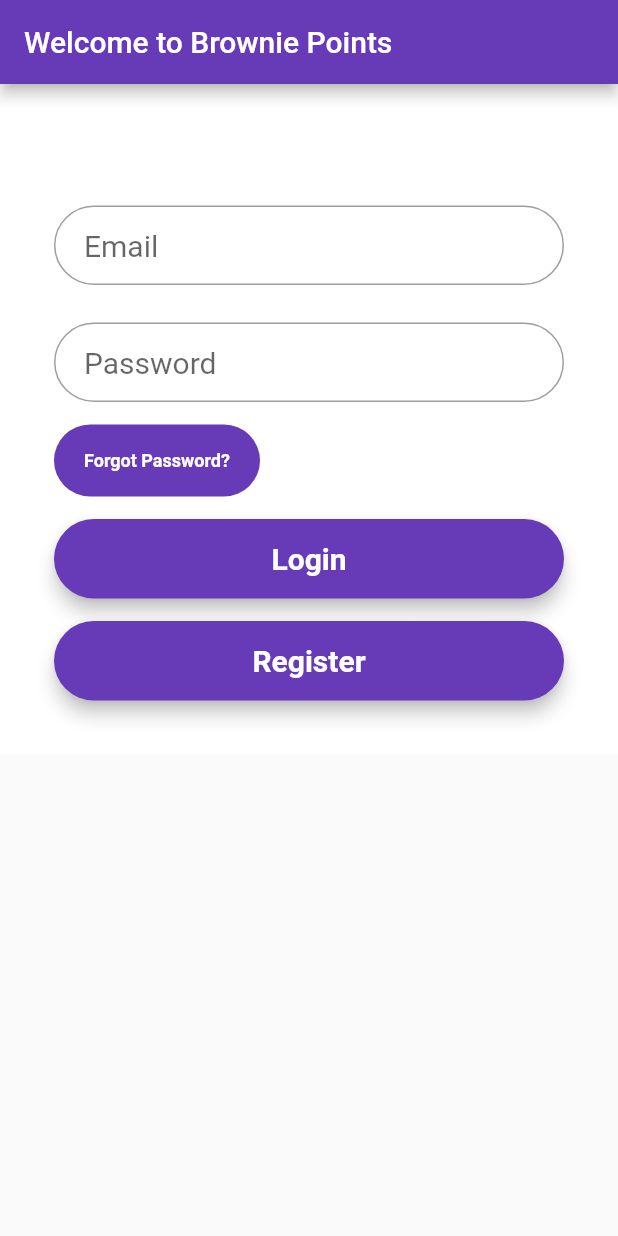
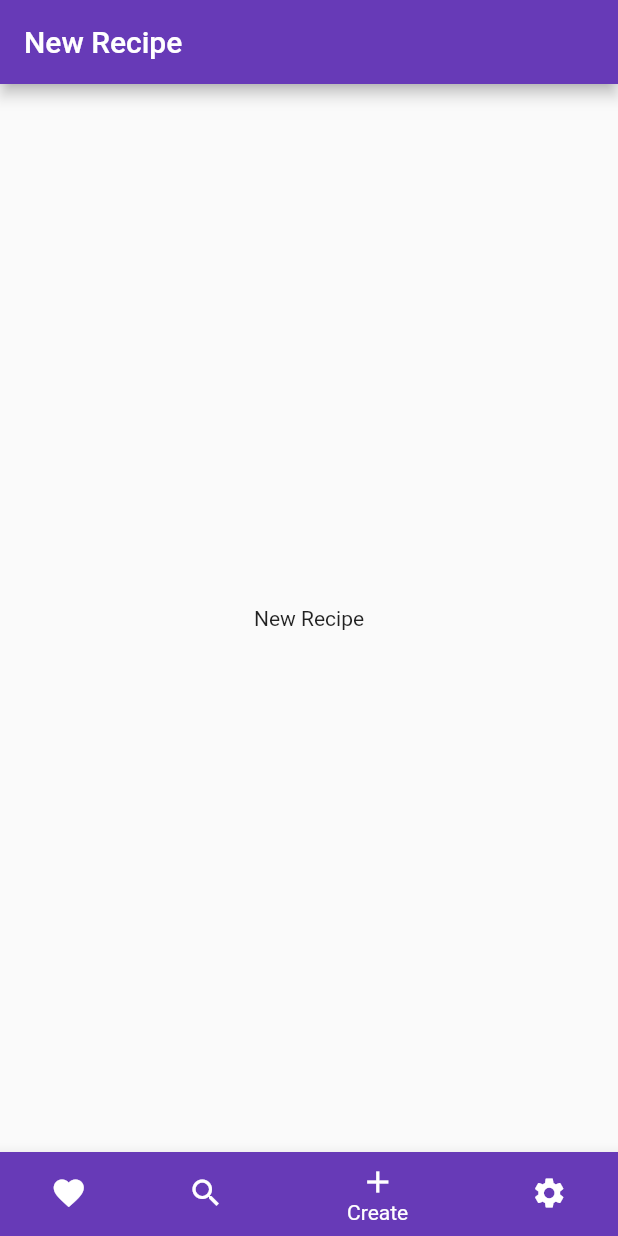
Before and after one commit to Deadcoast/cop4331_big_project_mobile, a Flutter app: the MyHomePage screen opened directly, after a tap on "Login", on a phone screen of 412 x 824 dp. Run offline on Flutter 3.47's test engine with Material 2 defaults, Android fonts, the phone set to English and light mode, and no system bars.

Commit message:
Made some small page changes and expanded deep into the tree

```diff
--- a/project/brownie_points/lib/main.dart
+++ b/project/brownie_points/lib/main.dart
@@ -2,9 +2,9 @@
 // Use of this source code is governed by a BSD-style license that can be
 // found in the LICENSE file.
 
+import 'package:brownie_points/pageTemplate.dart';
 import 'package:brownie_points/register.dart';
 import 'package:flutter/material.dart';
-import 'package:english_words/english_words.dart';
 
 import 'forgotPassword.dart';
 
@@ -67,6 +67,10 @@ class _MyHomePageState extends State<MyHomePage> {
         padding:EdgeInsets.fromLTRB(20.0, 15.0, 20.0, 15.0),
         onPressed: () {
           //TODO: Implement functionality on login
+          Navigator.push(
+              context,
+              MaterialPageRoute(builder: (context) => pageTemplate()),
+          );
         },
         child: Text("Login",
           textAlign: TextAlign.center,
--- /dev/null
+++ b/project/brownie_points/lib/pageTemplate.dart
@@ -0,0 +1,167 @@
+
+
+import 'package:brownie_points/main.dart';
+import 'package:flutter/cupertino.dart';
+import 'package:flutter/material.dart';
+
+class pageTemplate extends StatelessWidget {
+  @override
+  Widget build(BuildContext context) {
+    return MaterialApp(
+      title: "please god",
+      theme: ThemeData(
+        primarySwatch: Colors.deepPurple,
+      ),
+      home: NavBar(),
+      debugShowCheckedModeBanner: false,
+      showSemanticsDebugger: false,
+    );
+  }
+}
+
+class NavBar extends StatefulWidget {
+  @override
+  _NavBarState createState() => _NavBarState();
+}
+
+class _NavBarState extends State<NavBar> {
+  @override
+
+  int _currentIndex = 2;
+
+  final tabNames = [
+    "Favorites",
+    "Search",
+    "New Recipe",
+    "Profile"
+  ];
+
+  final tabs = [
+    Center(child:Text("Favorites")),
+    Center(child:Text("Search")),
+    Center(child:Text("New Recipe")),
+    profilePage(),
+  ];
+
+  Widget build(BuildContext context) {
+    return Scaffold(
+      appBar: AppBar(
+          title: Text(tabNames[_currentIndex]),
+      ),
+      body: tabs[_currentIndex],
+      bottomNavigationBar: BottomNavigationBar(
+        currentIndex: _currentIndex,
+        items:[
+          BottomNavigationBarItem(
+            icon: Icon(Icons.favorite),
+            title: Text("Favorites"),
+            backgroundColor: Colors.deepPurple,
+          ),
+          BottomNavigationBarItem(
+            icon: Icon(Icons.search),
+            title: Text("Search"),
+            backgroundColor: Colors.deepPurple,
+          ),
+          BottomNavigationBarItem(
+            icon: Icon(Icons.add),
+            title: Text("Create"),
+            backgroundColor: Colors.deepPurple,
+          ),
+          BottomNavigationBarItem(
+            icon: Icon(Icons.settings),
+            title: Text("Profile"),
+            backgroundColor: Colors.deepPurple,
+          ),
+        ],
+        onTap: (index) {
+          setState((){
+            setState(() {
+              _currentIndex = index;
+            });
+          });
+        }
+      ),
+    );
+  }
+}
+
+class profilePage extends StatefulWidget {
+  @override
+  _profilePageState createState() => _profilePageState();
+}
+
+class _profilePageState extends State<profilePage> {
+
+  bool state = false;
+  TextStyle style = TextStyle(fontFamily: 'sans-serif', fontSize: 20.0);
+
+  final _firstNameLastName = Text(
+    "Rick Leinicker",
+    textAlign:TextAlign.left,
+    style: TextStyle(fontFamily: 'sans-serif', fontSize: 40.0),
+  );
+  final _username = Text(
+    "RickL",
+    textAlign:TextAlign.left,
+    style: TextStyle(fontFamily: 'sans-serif', fontSize: 20.0, fontStyle: FontStyle.italic),
+  );
+  final _email = Text(
+    "rickL@cop4331.com",
+    textAlign:TextAlign.left,
+    style: TextStyle(fontFamily: 'sans-serif', fontSize: 20.0),
+  );
+
+
+  Widget build(BuildContext context) {
+    return Scaffold(
+      body: SingleChildScrollView(
+        child: ConstrainedBox(
+          constraints: BoxConstraints(),
+          child: Center(
+            child: Container(
+              color: Colors.white,
+              child: Padding(
+                padding: const EdgeInsets.all(36.0),
+                child: Column(
+                  crossAxisAlignment: CrossAxisAlignment.start,
+                  mainAxisAlignment: MainAxisAlignment.start,
+                  children: <Widget>[
+                  SizedBox(height: 45.0),
+                  _firstNameLastName,
+                  SizedBox(height: 25.0),
+                  _username,
+                  SizedBox(height: 15),
+                  _email,
+                  SizedBox(height: 15.0),
+                  SwitchListTile(
+                    title: Text("Metric Measurements"),
+                    value: state,
+                    onChanged: (value){
+                      setState(() {state = value;});
+                      },
+                    ),
+                Material(
+                  borderRadius: BorderRadius.circular(30.0),
+                  color: Colors.deepPurple,
+                  child: MaterialButton(
+                    minWidth: MediaQuery.of(context).size.width/3,
+                    padding:EdgeInsets.fromLTRB(10.0, 10.0, 10.0, 10.0),
+                    onPressed: () {
+                      Navigator.pop(context);
+                      Navigator.push(context,  MaterialPageRoute(builder: (context) => MyHomePage()));
+                      },
+                    child: Text("Logout",
+                        textAlign: TextAlign.left,
+                        style: style.copyWith(color: Colors.white, fontWeight: FontWeight.bold, fontSize: 12)),
+                      ),
+                    ),
+                  ],
+                ),
+              ),
+            ),
+          ),
+        ),
+      ),
+    );
+  }
+}
```
